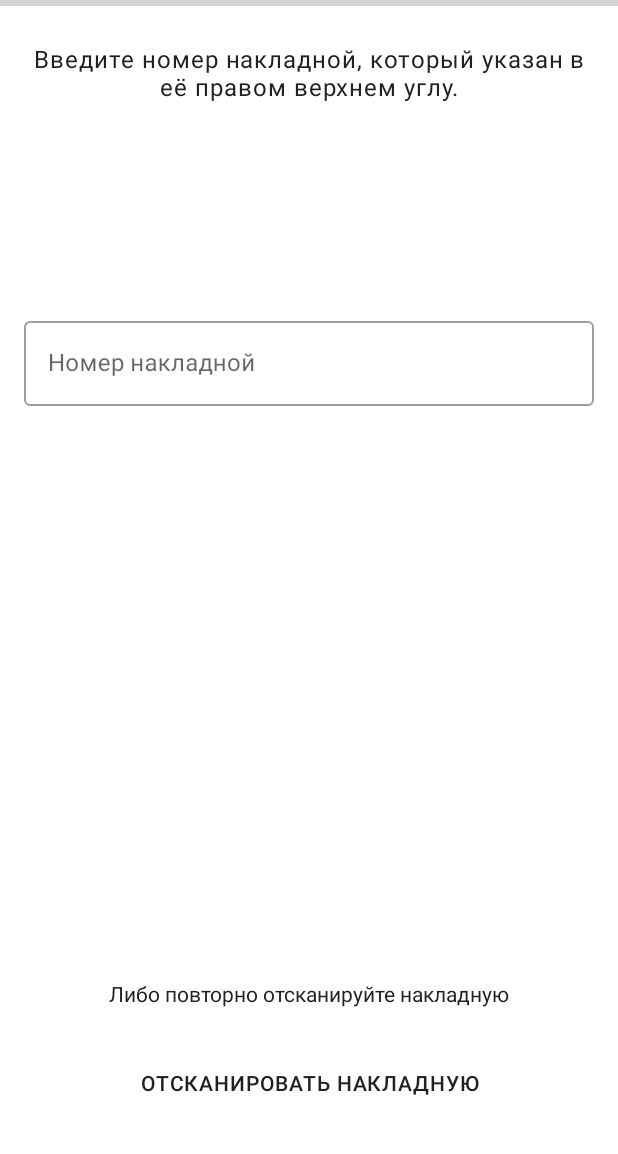
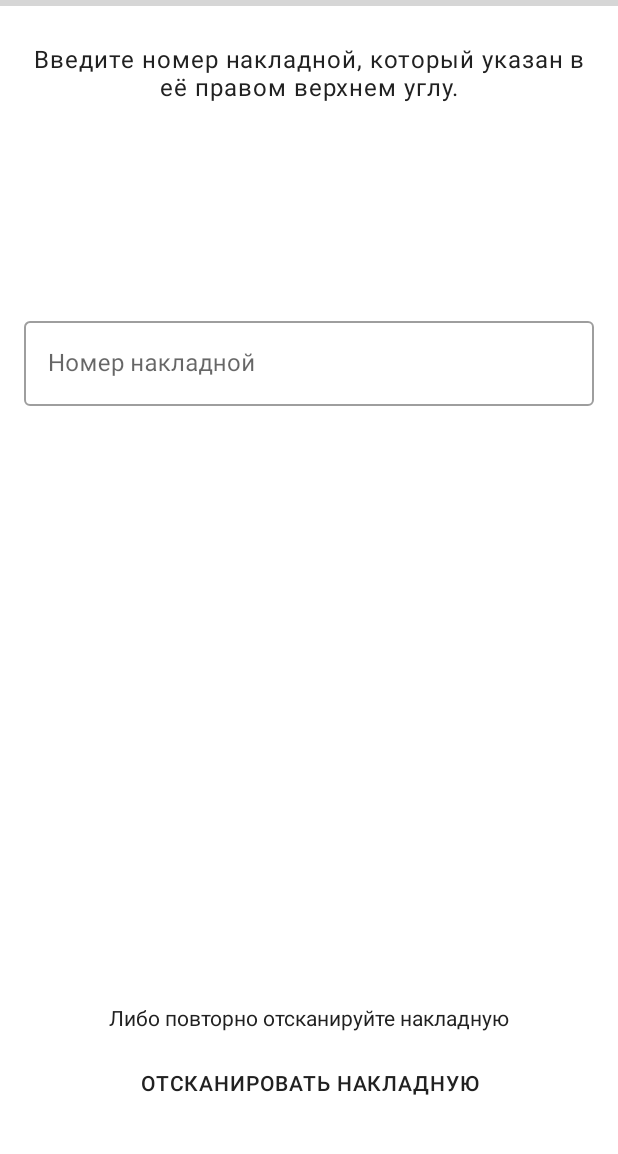
Before and after one commit to qqdasdzxc/iqsklad, an Android app: the InvoiceNumberInputFragment screen opened through its navigation route, on a phone screen of 412 x 824 dp, the part 78-1232 px from its top. Run offline under Robolectric (Android 15) with nearby library versions, the phone set to English and light mode, and no system bars; our stand-ins replace Dagger/Hilt's generated code, data binding; libraries missing offline, so code that uses them is left out: ru.dtk.lib, uk.co.chrisjenx; 4 statements that could not run were skipped; grey boxes are pictures that could not be loaded.

Commit message:
small design fix

```diff
--- a/app/src/main/res/layout/fragment_invoice_number_input.xml
+++ b/app/src/main/res/layout/fragment_invoice_number_input.xml
@@ -82,7 +82,6 @@
                 android:layout_height="wrap_content"
                 android:layout_marginStart="@dimen/start_end_margin"
                 android:layout_marginEnd="@dimen/start_end_margin"
-                android:layout_marginBottom="@dimen/start_end_margin"
                 android:text="@string/invoice_number_input_back_to_scan_message_title"
                 app:layout_constraintBottom_toTopOf="@id/invoice_number_input_scan_action_view"
                 app:layout_constraintStart_toStartOf="parent"
```
